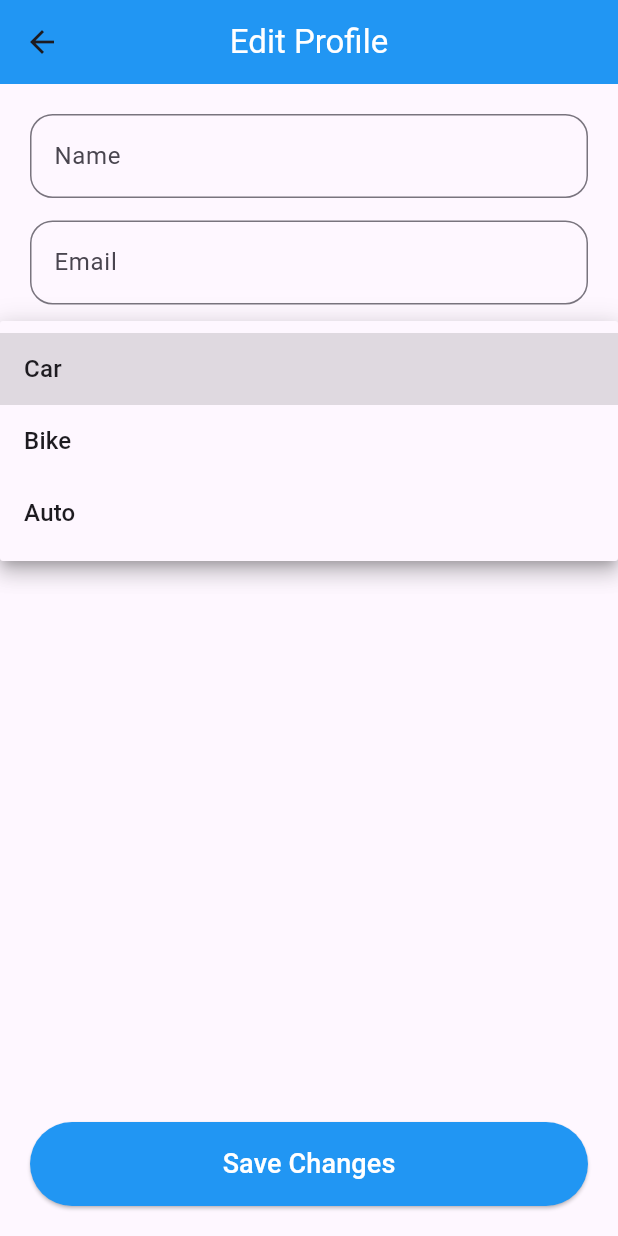
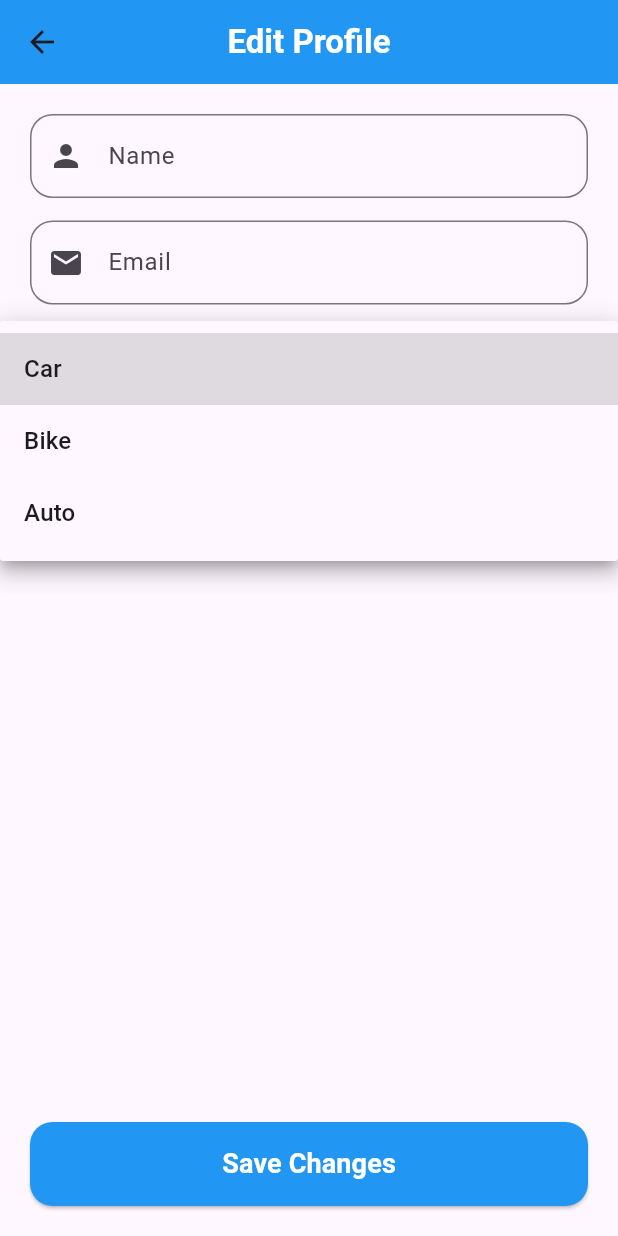
Before and after one commit to haripriyaaduri-ops/ParkEasy, a Flutter app: the EditProfileScreen screen opened directly, after a tap on "Vehicle Type", on a phone screen of 412 x 824 dp. Run offline on Flutter 3.47's test engine with Material 3 defaults, Android fonts, the phone set to English and light mode, and no system bars; our stand-ins replace cloud_firestore, firebase_auth, firebase_core, flutter_map, latlong2, printing and 2 more; accounts and stored records are empty.

Commit message:
Updated profile editing and Firebase hosting

```diff
--- a/lib/screens/edit_profile_screen.dart
+++ b/lib/screens/edit_profile_screen.dart
@@ -2,642 +2,295 @@ import 'package:flutter/material.dart';
 import 'package:firebase_auth/firebase_auth.dart';
 import 'package:cloud_firestore/cloud_firestore.dart';
 
-
-
 class EditProfileScreen extends StatefulWidget {
-
-
   const EditProfileScreen({super.key});
 
+  @override
+  State<EditProfileScreen> createState() => _EditProfileScreenState();
+}
+
+class _EditProfileScreenState extends State<EditProfileScreen> {
+  final nameController = TextEditingController();
+  final emailController = TextEditingController();
+  final vehicleNumberController = TextEditingController();
+
+  String vehicleType = "Car";
+  bool loading = true;
 
   @override
-  State<EditProfileScreen> createState() =>
-      _EditProfileScreenState();
-
-
+  void initState() {
+    super.initState();
+    loadUserData();
   }
 
+  Future<void> loadUserData() async {
+    try {
+      final user = FirebaseAuth.instance.currentUser;
 
-
-
-
-class _EditProfileScreenState
-    extends State<EditProfileScreen> {
-
-
-
-  final nameController =
-      TextEditingController();
-
-
-  final emailController =
-      TextEditingController();
-
-
-  final vehicleNumberController =
-      TextEditingController();
-
-
-
-  String vehicleType = "Car";
-
-
-  bool loading = true;
-
-
-
-
-  @override
-  void initState(){
-
-    super.initState();
-
-    loadUserData();
-
+      if (user == null) {
+        setState(() {
+          loading = false;
+        });
+        return;
       }
 
-
-
-
-
-
-  Future<void> loadUserData() async {
-
-
-    final user =
-        FirebaseAuth.instance.currentUser;
-
-
-
-    final snapshot =
-        await FirebaseFirestore.instance
+      final snapshot = await FirebaseFirestore.instance
           .collection("users")
-            .doc(user!.uid)
+          .doc(user.uid)
           .get();
 
+      if (snapshot.exists) {
+        final data = snapshot.data()!;
 
-
-    if(snapshot.exists){
-
-
-      final data =
-          snapshot.data()!;
-
-
-
-      nameController.text =
-          data["name"] ?? "";
-
-
-
-      emailController.text =
-          data["email"] ?? "";
-
-
-
+        nameController.text = data["name"] ?? "";
+        emailController.text = data["email"] ?? "";
         vehicleNumberController.text =
             data["vehicleNumber"] ?? "";
 
-
-
-      vehicleType =
-          data["vehicleType"] ?? "Car";
-
-
+        vehicleType = data["vehicleType"] ?? "Car";
+      } else {
+        emailController.text = user.email ?? "";
       }
 
-
-
       setState(() {
-
-
         loading = false;
-
-
+      });
+    } catch (e) {
+      setState(() {
+        loading = false;
       });
 
-
+      debugPrint("Error loading profile: $e");
+    }
   }
 
+  Future<void> updateProfile() async {
+    final user = FirebaseAuth.instance.currentUser;
 
+    if (user == null) {
+      ScaffoldMessenger.of(context).showSnackBar(
+        const SnackBar(
+          content: Text("User not logged in"),
+        ),
+      );
+      return;
+    }
 
+    if (nameController.text.trim().isEmpty) {
+      ScaffoldMessenger.of(context).showSnackBar(
+        const SnackBar(
+          content: Text("Please enter your name"),
+        ),
+      );
+      return;
+    }
 
+    if (emailController.text.trim().isEmpty) {
+      ScaffoldMessenger.of(context).showSnackBar(
+        const SnackBar(
+          content: Text("Please enter your email"),
+        ),
+      );
+      return;
+    }
 
-
-
-  Future<void> updateProfile() async {
-
-
-
-    final user =
-        FirebaseAuth.instance.currentUser;
-
-
-
-
+    try {
       await FirebaseFirestore.instance
           .collection("users")
-        .doc(user!.uid)
-        .update({
-
-
-
-      "name":
-      nameController.text.trim(),
-
-
-
-      "email":
-      emailController.text.trim(),
-
-
-
-      "vehicleType":
-      vehicleType,
-
-
-
+          .doc(user.uid)
+          .set(
+        {
+          "name": nameController.text.trim(),
+          "email": emailController.text.trim(),
+          "vehicleType": vehicleType,
           "vehicleNumber":
               vehicleNumberController.text.trim(),
+          "updatedAt": Timestamp.now(),
+        },
+        SetOptions(merge: true),
+      );
 
+      if (!mounted) return;
 
-
-    });
-
-
-
-
-
-    ScaffoldMessenger.of(context)
-        .showSnackBar(
-
-
-
+      ScaffoldMessenger.of(context).showSnackBar(
         const SnackBar(
-
-        content:
-        Text(
+          content: Text(
             "Profile Updated Successfully",
           ),
-
         ),
-
-
-
       );
 
+      Navigator.pop(context);
+    } catch (e) {
+      if (!mounted) return;
 
-
-
-
-    Navigator.pop(context);
-
-
-
+      ScaffoldMessenger.of(context).showSnackBar(
+        SnackBar(
+          content: Text(
+            "Error updating profile: $e",
+          ),
+        ),
+      );
+    }
   }
 
-
-
-
-
-
-
+  @override
+  void dispose() {
+    nameController.dispose();
+    emailController.dispose();
+    vehicleNumberController.dispose();
+    super.dispose();
+  }
 
   @override
   Widget build(BuildContext context) {
-
-
-
     return Scaffold(
-
-
-
       appBar: AppBar(
-
-
-
-        title:
-        const Text(
-
+        title: const Text(
           "Edit Profile",
-
-          style:
-          TextStyle(
-
-            color:Colors.white,
-
+          style: TextStyle(
+            color: Colors.white,
+            fontWeight: FontWeight.bold,
+          ),
+        ),
+        backgroundColor: Colors.blue,
+        centerTitle: true,
       ),
 
+      body: loading
+          ? const Center(
+              child: CircularProgressIndicator(),
+            )
+          : Padding(
+              padding: const EdgeInsets.all(20),
+
+              child: Column(
+                children: [
+                  TextField(
+                    controller: nameController,
+                    decoration: InputDecoration(
+                      labelText: "Name",
+                      prefixIcon: const Icon(
+                        Icons.person,
+                      ),
+                      border: OutlineInputBorder(
+                        borderRadius:
+                            BorderRadius.circular(15),
+                      ),
+                    ),
                   ),
 
+                  const SizedBox(height: 15),
 
-
-        backgroundColor:
-        Colors.blue,
-
-        centerTitle:true,
-
-
-
+                  TextField(
+                    controller: emailController,
+                    keyboardType:
+                        TextInputType.emailAddress,
+                    decoration: InputDecoration(
+                      labelText: "Email",
+                      prefixIcon: const Icon(
+                        Icons.email,
+                      ),
+                      border: OutlineInputBorder(
+                        borderRadius:
+                            BorderRadius.circular(15),
+                      ),
+                    ),
                   ),
 
+                  const SizedBox(height: 15),
 
+                  DropdownButtonFormField<String>(
+                    value: vehicleType,
 
+                    decoration: InputDecoration(
+                      labelText: "Vehicle Type",
+                      prefixIcon: const Icon(
+                        Icons.directions_car,
+                      ),
+                      border: OutlineInputBorder(
+                        borderRadius:
+                            BorderRadius.circular(15),
+                      ),
+                    ),
 
+                    items: const [
+                      DropdownMenuItem(
+                        value: "Car",
+                        child: Text("Car"),
+                      ),
+                      DropdownMenuItem(
+                        value: "Bike",
+                        child: Text("Bike"),
+                      ),
+                      DropdownMenuItem(
+                        value: "Auto",
+                        child: Text("Auto"),
+                      ),
+                    ],
 
+                    onChanged: (value) {
+                      if (value == null) return;
 
-      body:
+                      setState(() {
+                        vehicleType = value;
+                      });
+                    },
+                  ),
 
-
-
-      loading
-
-
-
-          ? const Center(
-
-        child:
-        CircularProgressIndicator(),
-
-      )
-
-
-
-          :
-
-      Padding(
-
-
-
-        padding:
-        const EdgeInsets.all(20),
-
-
-
-        child:
-        Column(
-
-
-
-          children:[
-
-
-
-
+                  const SizedBox(height: 15),
 
                   TextField(
-
-
-
                     controller:
-              nameController,
-
-
-
-              decoration:
-              InputDecoration(
-
-
-
-                labelText:
-                "Name",
-
-
-
-                border:
-                OutlineInputBorder(
-
-
-
+                        vehicleNumberController,
+                    textCapitalization:
+                        TextCapitalization.characters,
+                    decoration: InputDecoration(
+                      labelText: "Vehicle Number",
+                      prefixIcon: const Icon(
+                        Icons.confirmation_number,
+                      ),
+                      border: OutlineInputBorder(
                         borderRadius:
                             BorderRadius.circular(15),
-
-
-
                       ),
-
-
-
                     ),
-
-
-
                   ),
-
-
-
-
-
-            const SizedBox(height:15),
-
-
-
-
-
-
-            TextField(
-
-
-
-              controller:
-              emailController,
-
-
-
-              decoration:
-              InputDecoration(
-
-
-
-                labelText:
-                "Email",
-
-
-
-                border:
-                OutlineInputBorder(
-
-
-
-                  borderRadius:
-                  BorderRadius.circular(15),
-
-
-
-                ),
-
-
-
-              ),
-
-
-
-            ),
-
-
-
-
-
-
-            const SizedBox(height:15),
-
-
-
-
-
-
-            DropdownButtonFormField<String>(
-
-
-
-              value:
-              vehicleType,
-
-
-
-              decoration:
-              InputDecoration(
-
-
-
-                labelText:
-                "Vehicle Type",
-
-
-
-                border:
-                OutlineInputBorder(
-
-
-
-                  borderRadius:
-                  BorderRadius.circular(15),
-
-
-
-                ),
-
-
-
-              ),
-
-
-
-
-              items:[
-
-                "Car",
-
-                "Bike",
-
-                "Auto",
-
-              ]
-
-                  .map((e)=>DropdownMenuItem(
-
-
-
-                value:e,
-
-
-
-                child:
-                Text(e),
-
-
-
-              ))
-
-                  .toList(),
-
-
-
-
-
-              onChanged:(value){
-
-
-
-                setState((){
-
-
-
-                  vehicleType =
-                  value!;
-
-
-
-                });
-
-
-
-              },
-
-
-
-            ),
-
-
-
-
-
-
-            const SizedBox(height:15),
-
-
-
-
-
-
-            TextField(
-
-
-
-              controller:
-              vehicleNumberController,
-
-
-
-              decoration:
-              InputDecoration(
-
-
-
-                labelText:
-                "Vehicle Number",
-
-
-
-                border:
-                OutlineInputBorder(
-
-
-
-                  borderRadius:
-                  BorderRadius.circular(15),
-
-
-
-                ),
-
-
-
-              ),
-
-
-
-            ),
-
-
-
-
-
 
                   const Spacer(),
 
+                  SizedBox(
+                    width: double.infinity,
 
-
-
-
-
-            SizedBox(
-
-
-
-              width:
-              double.infinity,
-
-
-
-              child:
-              ElevatedButton(
-
-
-
-                onPressed:
-                updateProfile,
-
-
+                    child: ElevatedButton(
+                      onPressed: updateProfile,
 
                       style:
                           ElevatedButton.styleFrom(
-
-
-
-                  backgroundColor:
-                  Colors.blue,
-
-
-
+                        backgroundColor: Colors.blue,
+                        foregroundColor: Colors.white,
                         padding:
                             const EdgeInsets.all(15),
-
-
-
+                        shape:
+                            RoundedRectangleBorder(
+                          borderRadius:
+                              BorderRadius.circular(15),
+                        ),
                       ),
 
-
-
-                child:
-                const Text(
-
-
-
+                      child: const Text(
                         "Save Changes",
-
-
-
-                  style:
-                  TextStyle(
-
-
-
-                    color:
-                    Colors.white,
-
-
-
-                    fontSize:
-                    18,
-
-
-
+                        style: TextStyle(
+                          fontSize: 18,
+                          fontWeight:
+                              FontWeight.bold,
                         ),
-
-
-
                       ),
-
-
-
                     ),
-
-
-
-            )
-
-
-
-
-
+                  ),
                 ],
-
-
-
               ),
-
-
-
             ),
-
-
-
     );
-
-
-
   }
-
-
 }
```
Also changed, not shown: firebase.json, 3 other files. Lines whose indentation alone changed are shown as unchanged.
